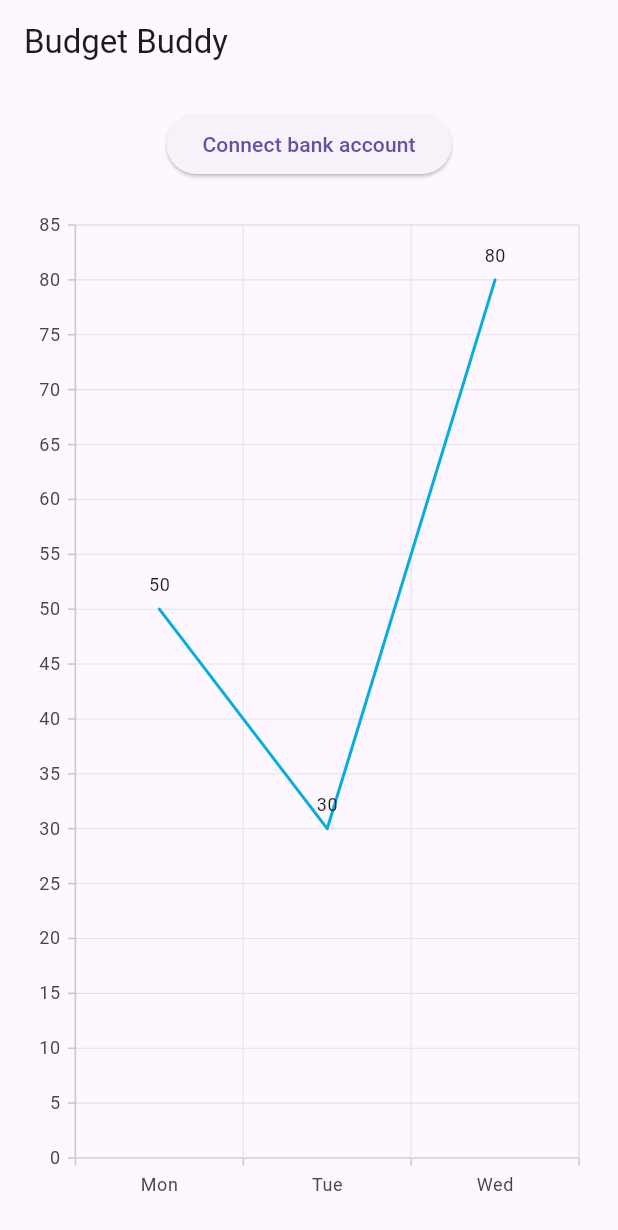
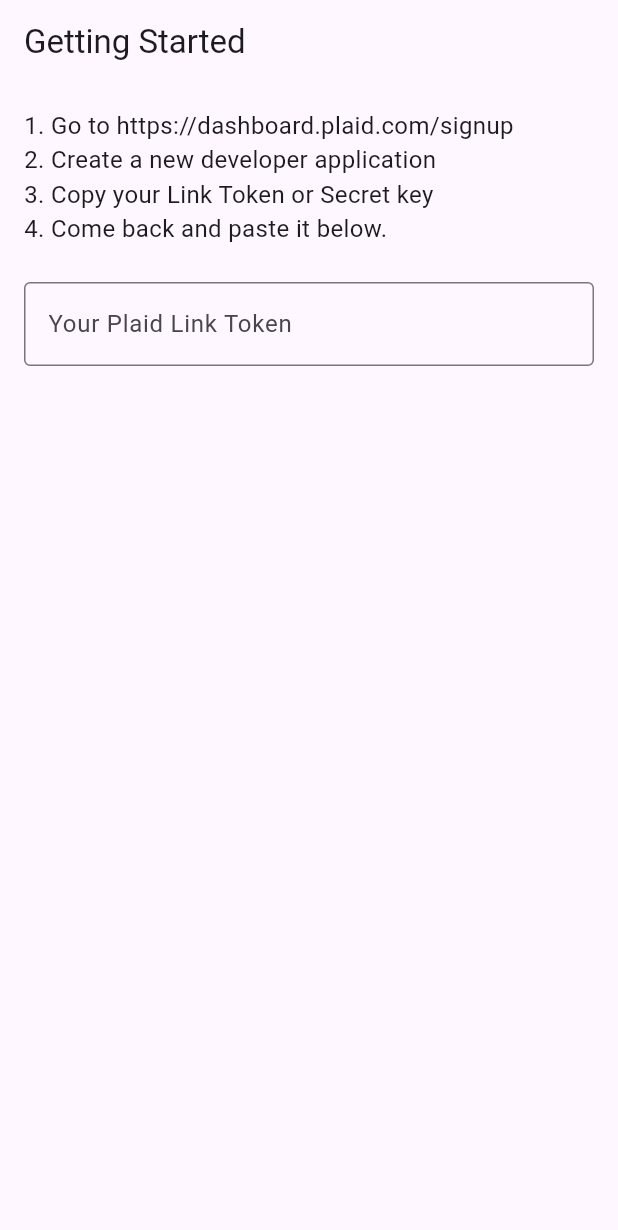
Before and after one commit to splch/budget-buddy, a Flutter app: the screen it shows after launch, on a phone screen of 412 x 824 dp. Shown: the top 1230 px of the screen. Run offline on Flutter 3.47's test engine with Material 3 defaults, Android fonts, the phone set to English and light mode, and no system bars; our stand-ins replace file, syncfusion_flutter_charts.

Commit message:
Add URL launcher support and implement main app structure with navigation

```diff
--- a/lib/main.dart
+++ b/lib/main.dart
@@ -1,37 +1,15 @@
 import 'package:flutter/material.dart';
-import 'package:flutter_local_notifications/flutter_local_notifications.dart';
-import 'package:plaid_flutter/plaid_flutter.dart';
-import 'package:syncfusion_flutter_charts/charts.dart';
 
-final _notificationsPlugin = FlutterLocalNotificationsPlugin();
+import 'pages/splash_page.dart';
+import 'pages/onboarding_page.dart';
+import 'pages/home_page.dart';
+import 'pages/transactions_page.dart';
+import 'pages/budgets_page.dart';
+import 'pages/settings_page.dart';
+import 'pages/error_page.dart';
 
-Future<void> main() async {
-  WidgetsFlutterBinding.ensureInitialized();
-  await _initNotifications();
+void main() {
   runApp(const BudgetBuddyApp());
-}
-
-/// Initialize flutter_local_notifications
-Future<void> _initNotifications() async {
-  const androidSettings = AndroidInitializationSettings('@mipmap/ic_launcher');
-  const iosSettings = DarwinInitializationSettings(
-    requestAlertPermission: true,
-    requestBadgePermission: true,
-    requestSoundPermission: true,
-  );
-  const settings = InitializationSettings(
-    android: androidSettings,
-    iOS: iosSettings,
-    macOS: iosSettings,
-    linux: LinuxInitializationSettings(defaultActionName: 'Open'),
-  );
-
-  await _notificationsPlugin.initialize(
-    settings,
-    onDidReceiveNotificationResponse: (NotificationResponse response) {
-      debugPrint('Tapped notification: ${response.payload}');
-    },
-  );
 }
 
 class BudgetBuddyApp extends StatelessWidget {
@@ -42,93 +20,19 @@
     return MaterialApp(
       title: 'Budget Buddy',
       theme: ThemeData(primarySwatch: Colors.blue),
-      home: const HomePage(),
+      initialRoute: SplashPage.routeName,
+      routes: {
+        SplashPage.routeName: (_) => const SplashPage(),
+        OnboardingPage.routeName: (_) => const OnboardingPage(),
+        HomePage.routeName: (_) => const HomePage(),
+        TransactionsPage.routeName: (_) => const TransactionsPage(),
+        BudgetsPage.routeName: (_) => const BudgetsPage(),
+        SettingsPage.routeName: (_) => const SettingsPage(),
+        ErrorPage.routeName: (ctx) {
+          final args = ModalRoute.of(ctx)!.settings.arguments as String;
+          return ErrorPage(errorMessage: args);
+        },
+      },
     );
   }
 }
-
-class HomePage extends StatefulWidget {
-  const HomePage({super.key});
-  @override
-  State<HomePage> createState() => _HomePageState();
-}
-
-class _HomePageState extends State<HomePage> {
-  bool _isLinking = false;
-
-  @override
-  Widget build(BuildContext context) {
-    return Scaffold(
-      appBar: AppBar(title: const Text('Budget Buddy')),
-      body: Padding(
-        padding: const EdgeInsets.all(16),
-        child: Column(
-          children: [
-            ElevatedButton(
-              onPressed:
-                  _isLinking
-                      ? null
-                      : () {
-                        _openPlaid();
-                      },
-              child: Text(_isLinking ? 'Connecting…' : 'Connect bank account'),
-            ),
-            const SizedBox(height: 20),
-            Expanded(child: _buildSampleChart()),
-          ],
-        ),
-      ),
-    );
-  }
-
-  /// Uses the **static** PlaidLink API instead of assigning a void to `handler`
-  Future<void> _openPlaid() async {
-    setState(() => _isLinking = true);
-
-    try {
-      final config = LinkTokenConfiguration(
-        token: '<SERVER_GENERATED_LINK_TOKEN>',
-      );
-      // Create Link
-      await PlaidLink.create(configuration: config);
-
-      // Subscribe to Link events
-      PlaidLink.onEvent.listen((e) => debugPrint('Plaid event: ${e.name}'));
-      PlaidLink.onExit.listen(
-        (exit) => debugPrint('Plaid exit: ${exit.error}'),
-      );
-      PlaidLink.onSuccess.listen(
-        (success) => debugPrint('Plaid success: ${success.publicToken}'),
-      );
-
-      // Open Link UI
-      await PlaidLink.open();
-    } catch (err) {
-      debugPrint('Error launching Plaid: $err');
-    } finally {
-      setState(() => _isLinking = false);
-    }
-  }
-
-  Widget _buildSampleChart() {
-    final data = [_Data('Mon', 50), _Data('Tue', 30), _Data('Wed', 80)];
-
-    return SfCartesianChart(
-      primaryXAxis: CategoryAxis(),
-      series: <LineSeries<_Data, String>>[
-        LineSeries<_Data, String>(
-          dataSource: data,
-          xValueMapper: (d, _) => d.label,
-          yValueMapper: (d, _) => d.value,
-          dataLabelSettings: const DataLabelSettings(isVisible: true),
-        ),
-      ],
-    );
-  }
-}
-
-class _Data {
-  final String label;
-  final double value;
-  _Data(this.label, this.value);
-}
--- /dev/null
+++ b/lib/pages/onboarding_page.dart
@@ -0,0 +1,43 @@
+import 'package:flutter/material.dart';
+import 'settings_page.dart';
+
+class OnboardingPage extends StatelessWidget {
+  static const routeName = '/onboarding';
+  const OnboardingPage({super.key});
+
+  @override
+  Widget build(BuildContext context) {
+    return Scaffold(
+      appBar: AppBar(title: const Text('Getting Started')),
+      body: Padding(
+        padding: const EdgeInsets.all(16),
+        child: Column(
+          crossAxisAlignment: CrossAxisAlignment.start,
+          children: [
+            const Text(
+              '1. Go to https://dashboard.plaid.com/signup\n'
+              '2. Create a new developer application\n'
+              '3. Copy your Link Token or Secret key\n'
+              '4. Come back and paste it below.',
+              style: TextStyle(fontSize: 16),
+            ),
+            const SizedBox(height: 24),
+            TextField(
+              decoration: const InputDecoration(
+                labelText: 'Your Plaid Link Token',
+                border: OutlineInputBorder(),
+              ),
+              onSubmitted: (val) {
+                // TODO: save via `file` or secure storage
+                Navigator.of(context).pushReplacementNamed(
+                  SettingsPage.routeName,
+                  arguments: val,
+                );
+              },
+            ),
+          ],
+        ),
+      ),
+    );
+  }
+}
--- a/pubspec.yaml
+++ b/pubspec.yaml
@@ -13,6 +13,7 @@
   flutter_local_notifications: ^19.1.0
   plaid_flutter: ^4.2.0
   syncfusion_flutter_charts: ^29.1.39
+  url_launcher: ^6.3.1
 
 dev_dependencies:
   flutter_test:
```
Also changed, not shown: lib/pages/budgets_page.dart (added, +43 -0 lines), lib/pages/error_page.dart (added, +45 -0 lines), lib/pages/home_page.dart (added, +100 -0 lines), lib/pages/settings_page.dart (added, +66 -0 lines), lib/pages/splash_page.dart (added, +34 -0 lines), lib/pages/transactions_page.dart (added, +57 -0 lines), pubspec.lock, 6 other files.
